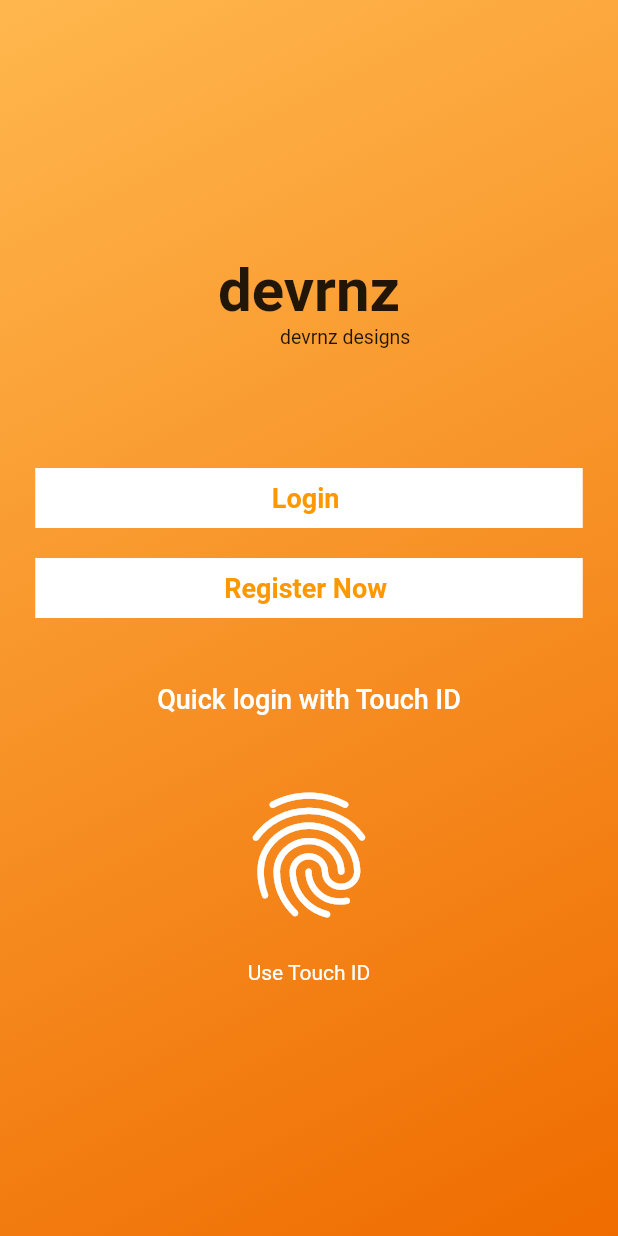
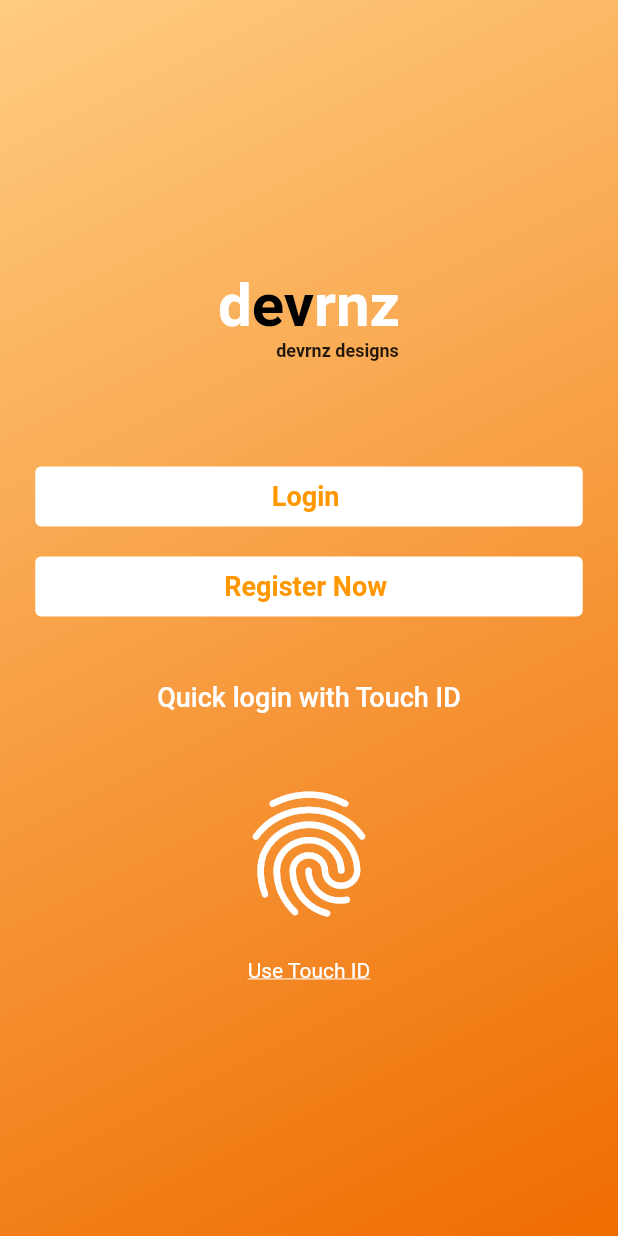
Before and after one commit to TheFlutterCommunity/flutter-sign-in, a Flutter app: the Home screen opened directly, on a phone screen of 412 x 824 dp. Run offline on Flutter 3.47's test engine with Material 2 defaults, Android fonts, the phone set to English and light mode, and no system bars; missing offline and left inert: flutter_splash_signin; statements that could not run were skipped.

Commit message:
refactoring completed

```diff
--- a/lib/screens/dashboard.dart
+++ b/lib/screens/dashboard.dart
@@ -5,10 +5,8 @@ class Dashboard extends StatelessWidget {
   Widget build(BuildContext context) {
     return Scaffold(
       body: Center(
-        child: Text(
-          'Hello there!',
-          style: TextStyle(fontSize: 30),
-        ),
+        child: Text('Hello there!',
+        style: TextStyle(fontSize: 30),),
       ),
     );
   }
--- a/lib/screens/home.dart
+++ b/lib/screens/home.dart
@@ -12,39 +12,59 @@ class _HomeState extends State<Home> {
     double width = MediaQuery.of(context).size.width;
     return Scaffold(
       body: Container(
+        padding: EdgeInsets.all(10),
         height: height,
         width: width,
         decoration: BoxDecoration(
             gradient: LinearGradient(
-                colors: [Colors.orange.shade300, Colors.orange.shade800],
+                colors: [Colors.orange.shade200, Colors.orange.shade800],
                 begin: Alignment.topLeft,
                 end: Alignment.bottomRight)),
         child: Column(
           children: [
             Padding(padding: EdgeInsets.only(top: 170)),
-            Container(
+            Center(
+              child: RichText(
+                  text: TextSpan(children: [
+                TextSpan(
+                    text: 'd',
+                    style: TextStyle(
+                      color: Colors.white,
+                      fontSize: 40,
+                      fontWeight: FontWeight.bold,
+                    )),
+                TextSpan(
+                    text: 'ev',
+                    style: TextStyle(
+                      color: Colors.black,
+                      fontSize: 40,
+                      fontWeight: FontWeight.bold,
+                    )),
+                TextSpan(
+                    text: 'rnz',
+                    style: TextStyle(
+                      color: Colors.white,
+                      fontSize: 40,
+                      fontWeight: FontWeight.bold,
+                    )),
+              ])),
+            ),
+            Padding(
+              padding: const EdgeInsets.only(left: 38),
               child: Text(
-                'devrnz',
-                style: TextStyle(
-                  fontSize: 40,
-                  fontWeight: FontWeight.bold,
-                ),
+                'devrnz designs',
+                style: TextStyle(fontSize: 12, fontWeight: FontWeight.bold),
               ),
             ),
-            Container(
-              child: Text(
-                '               devrnz designs',
-                style: TextStyle(
-                  fontSize: 13,
-                ),
-              ),
-            ),
-            Padding(padding: EdgeInsets.only(top: 80)),
+            Padding(padding: EdgeInsets.only(top: 70)),
             GestureDetector(
               child: Container(
                 height: 40,
                 width: 365,
-                color: Colors.white,
+                decoration: BoxDecoration(
+                  color: Colors.white,
+                  borderRadius: BorderRadius.circular(4.0),
+                ),
                 child: Center(
                   child: Text(
                     'Login ',
@@ -64,7 +84,10 @@ class _HomeState extends State<Home> {
               child: Container(
                 height: 40,
                 width: 365,
-                color: Colors.white,
+                decoration: BoxDecoration(
+                  color: Colors.white,
+                  borderRadius: BorderRadius.circular(4),
+                ),
                 child: Center(
                   child: Text(
                     'Register Now ',
@@ -99,6 +122,7 @@ class _HomeState extends State<Home> {
               'Use Touch ID',
               style: TextStyle(
                 color: Colors.white,
+                decoration: TextDecoration.underline,
               ),
             ),
           ],
--- a/lib/widgets/curve_painter.dart
+++ b/lib/widgets/curve_painter.dart
@@ -1,5 +1,7 @@
 import 'package:flutter/material.dart';
-import 'package:flutter_sign_in/widgets/header.dart';
+
+import 'header.dart';
+
 
 class CurvePainter extends CustomPainter{
   @override
--- a/lib/widgets/header.dart
+++ b/lib/widgets/header.dart
@@ -1,3 +1,4 @@
+
 import 'dart:ui';
 import 'package:flutter/material.dart';
 
```
Also changed, not shown: lib/main.dart (+5 -5 lines), lib/screens/sign_in.dart (+4 -3 lines), lib/screens/sign_up.dart (+101 -75 lines), lib/screens/splash.dart (+9 -6 lines).
